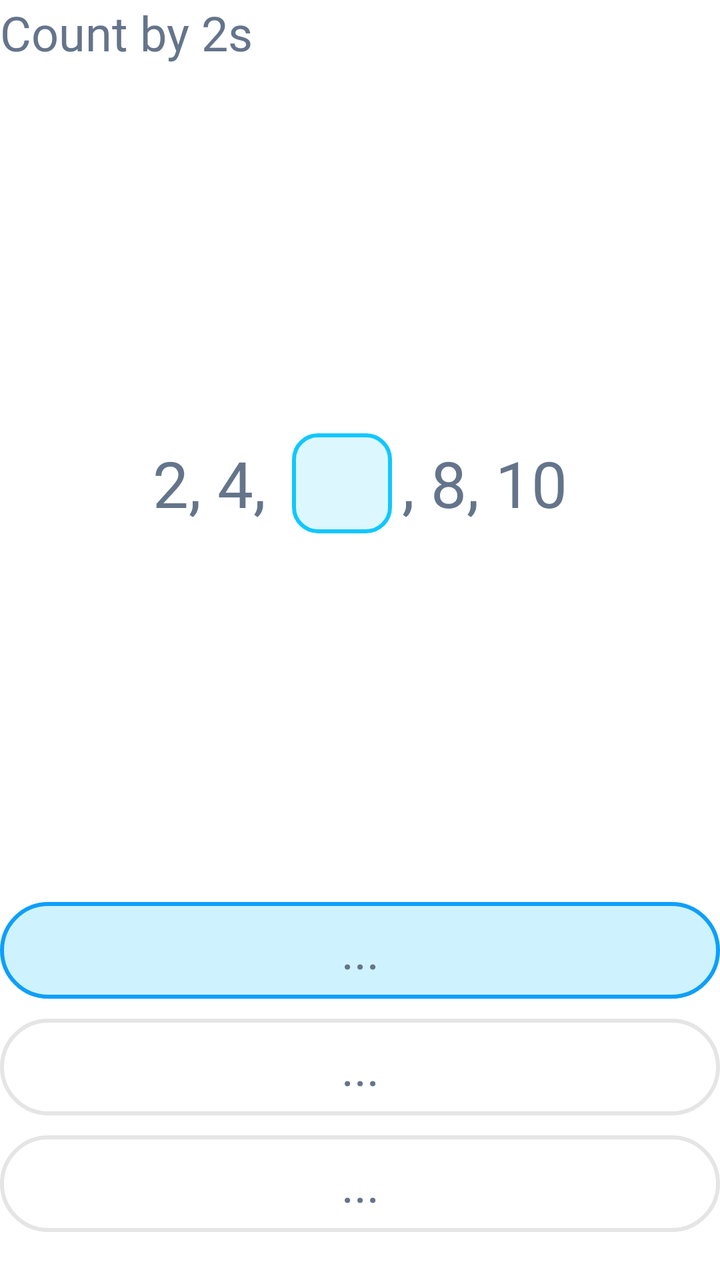
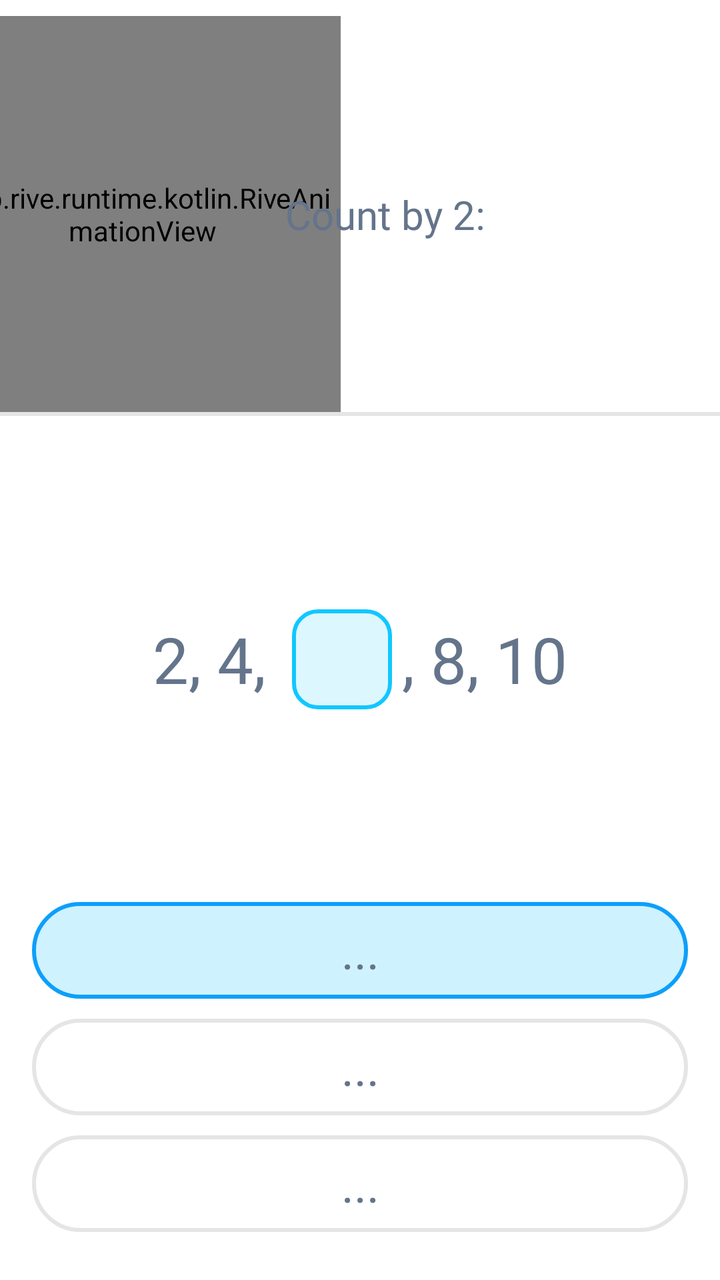

The first picture is an Android layout as it rendered before a commit; the second is the same layout after the commit. The layout source and the unified diff follow.
<!-- AndroidManifest.xml: application theme Theme.Tetragon -->
<!-- res/layout/fragment_count_by_number.xml -->
<?xml version="1.0" encoding="utf-8"?>
<androidx.constraintlayout.widget.ConstraintLayout xmlns:android="http://schemas.android.com/apk/res/android"
    xmlns:app="http://schemas.android.com/apk/res-auto"
    xmlns:tools="http://schemas.android.com/tools"
    android:layout_width="match_parent"
    android:layout_height="match_parent"
    android:background="@color/white"
    android:layout_marginStart="16dp"
    android:layout_marginEnd="16dp"
    tools:context=".questions.questionMathFirstGrade.firstTopicCountingNumbers.hard.UiCountByNumberFragment">

    <TextView
        android:id="@+id/instructionText"
        android:layout_width="wrap_content"
        android:layout_height="wrap_content"
        android:fontFamily="@font/inter_semibold"
        android:text="Count by 2s"
        android:textColor="@color/text_color"
        android:textSize="24sp"
        app:layout_constraintStart_toStartOf="parent"
        app:layout_constraintTop_toTopOf="parent"/>

    <LinearLayout
        android:id="@+id/problemRow"
        android:layout_width="wrap_content"
        android:layout_height="wrap_content"
        android:gravity="center"
        android:orientation="horizontal"
        app:layout_constraintBottom_toTopOf="@+id/option1"
        app:layout_constraintEnd_toEndOf="parent"
        app:layout_constraintStart_toStartOf="parent"
        app:layout_constraintTop_toBottomOf="@+id/instructionText">

        <TextView
            android:id="@+id/tvSeqElement1"
            android:layout_width="wrap_content"
            android:layout_height="wrap_content"
            android:fontFamily="@font/inter_semibold"
            android:text="2, "
            android:textColor="#64748b"
            android:textSize="32sp" />

        <TextView
            android:id="@+id/tvSeqElement2"
            android:layout_width="wrap_content"
            android:layout_height="wrap_content"
            android:fontFamily="@font/inter_semibold"
            android:text="4, "
            android:textColor="#64748b"
            android:textSize="32sp" />

        <FrameLayout
            android:id="@+id/missingValueContainer"
            android:layout_width="50dp"
            android:layout_height="50dp"
            android:layout_marginStart="5dp"
            android:layout_marginEnd="5dp">

            <ImageView
                android:id="@+id/problemImage"
                android:layout_width="match_parent"
                android:layout_height="match_parent"
                android:contentDescription="problem image"
                android:src="@drawable/answer_blue_box" />

            <TextView
                android:id="@+id/problemAnswerText"
                android:layout_width="match_parent"
                android:layout_height="match_parent"
                android:fontFamily="@font/inter_semibold"
                android:gravity="center"
                android:text="6"
                android:textColor="@color/text_color"
                android:textSize="32sp"
                android:textStyle="bold"
                android:visibility="gone" />
        </FrameLayout>

        <TextView
            android:id="@+id/tvSeqElement4"
            android:layout_width="wrap_content"
            android:layout_height="wrap_content"
            android:fontFamily="@font/inter_semibold"
            android:text=", 8"
            android:textColor="#64748b"
            android:textSize="32sp" />

        <TextView
            android:id="@+id/tvSeqElement5"
            android:layout_width="wrap_content"
            android:layout_height="wrap_content"
            android:fontFamily="@font/inter_semibold"
            android:text=", 10"
            android:textColor="#64748b"
            android:textSize="32sp" />

    </LinearLayout>

    <LinearLayout
        android:id="@+id/option1"
        android:layout_width="0dp"
        android:layout_height="wrap_content"
        android:background="@drawable/option_selected"
        android:orientation="horizontal"
        android:padding="8dp"
        android:layout_marginBottom="10dp"
        app:layout_constraintBottom_toTopOf="@+id/option2"
        app:layout_constraintEnd_toEndOf="parent"
        app:layout_constraintStart_toStartOf="parent">

        <TextView
            android:id="@+id/tvOption1"
            android:layout_width="match_parent"
            android:layout_height="wrap_content"
            android:fontFamily="@font/inter_semibold"
            android:gravity="center"
            android:text="..."
            android:textColor="@color/text_color"
            android:textSize="24sp" />
    </LinearLayout>

    <LinearLayout
        android:id="@+id/option2"
        android:layout_width="0dp"
        android:layout_height="wrap_content"
        android:background="@drawable/custom_background"
        android:orientation="horizontal"
        android:padding="8dp"
        android:layout_marginBottom="10dp"
        app:layout_constraintBottom_toTopOf="@+id/option3"
        app:layout_constraintEnd_toEndOf="parent"
        app:layout_constraintStart_toStartOf="parent">

        <TextView
            android:id="@+id/tvOption2"
            android:layout_width="match_parent"
            android:layout_height="wrap_content"
            android:fontFamily="@font/inter_semibold"
            android:gravity="center"
            android:text="..."
            android:textColor="@color/text_color"
            android:textSize="24sp" />
    </LinearLayout>

    <LinearLayout
        android:id="@+id/option3"
        android:layout_width="0dp"
        android:layout_height="wrap_content"
        android:background="@drawable/custom_background"
        android:orientation="horizontal"
        android:padding="8dp"
        android:layout_marginBottom="24dp"
        app:layout_constraintBottom_toBottomOf="parent"
        app:layout_constraintEnd_toEndOf="parent"
        app:layout_constraintStart_toStartOf="parent">

        <TextView
            android:id="@+id/tvOption3"
            android:layout_width="match_parent"
            android:layout_height="wrap_content"
            android:fontFamily="@font/inter_semibold"
            android:gravity="center"
            android:text="..."
            android:textColor="@color/text_color"
            android:textSize="24sp" />
    </LinearLayout>

</androidx.constraintlayout.widget.ConstraintLayout>
<!-- resources referenced by this layout -->
<resources>
  <color name="text_color">#64748b</color>
  <color name="white">#FFFFFFFF</color>
  <!-- drawable answer_blue_box (drawable) -->
  <?xml version="1.0" encoding="utf-8"?>
  <shape xmlns:android="http://schemas.android.com/apk/res/android"
      android:shape="rectangle">
      <solid android:color="@color/blue_4"/>
      <stroke android:color="@color/blue_2"
          android:width="2dp"/>
      <corners android:radius="12dp"/>
  </shape>
  <!-- drawable custom_background (drawable) -->
  <?xml version="1.0" encoding="utf-8"?>
  <shape xmlns:android="http://schemas.android.com/apk/res/android"
      android:shape="rectangle">
      <solid android:color="#ffffff"/>
      <stroke android:color="#e5e5e5"
          android:width="2dp"/>
      <corners android:radius="40dp"/>
  </shape>
  <!-- drawable option_selected (drawable) -->
  <?xml version="1.0" encoding="utf-8"?>
  <shape xmlns:android="http://schemas.android.com/apk/res/android"
      android:shape="rectangle">
      <solid android:color="@color/blue_3"/>
      <stroke android:color="@color/blue_1"
          android:width="2dp"/>
      <corners android:radius="40dp"/>
  </shape>
  <style name="Theme.Tetragon" parent="Base.Theme.Tetragon" />
  <color name="blue_4">#DDF7FF</color>
  <color name="blue_2">#11C7FF</color>
  <color name="blue_3">#CFF2FF</color>
  <color name="blue_1">#0d9ffb</color>
  <style name="Base.Theme.Tetragon" parent="Theme.Material3.DayNight.NoActionBar">
          <item name="android:statusBarColor">@color/white</item>
          <item name="android:navigationBarColor">@color/white</item>
          <item name="android:windowLightStatusBar">true</item>
  
          <item name="android:windowBackground">@color/white</item>
          <item name="android:colorBackground">@color/white</item>
  
          <item name="android:windowIsTranslucent">false</item>
      </style>
</resources>

<!-- the commit's change to res/layout/fragment_count_by_number.xml (unified diff, before → after) -->
@@ -5,20 +5,56 @@
     android:layout_width="match_parent"
     android:layout_height="match_parent"
     android:background="@color/white"
-    android:layout_marginStart="16dp"
-    android:layout_marginEnd="16dp"
     tools:context=".questions.questionMathFirstGrade.firstTopicCountingNumbers.hard.UiCountByNumberFragment">
+
+    
+    <app.rive.runtime.kotlin.RiveAnimationView
+        android:id="@+id/teacherAnimation"
+        android:layout_width="0dp"
+        android:layout_height="0dp"
+        android:layout_marginStart="-28dp"
+        android:layout_marginTop="8dp"
+        android:clickable="true"
+        android:focusable="true"
+        app:layout_constraintDimensionRatio="H,11:11"
+        app:layout_constraintStart_toStartOf="parent"
+        app:layout_constraintTop_toTopOf="parent"
+        app:layout_constraintWidth_percent="0.55"
+        app:riveAlignment="BOTTOM_CENTER"
+        app:riveFit="CONTAIN"
+        app:riveResource="@raw/teacher_animation"
+        app:riveStateMachine="State Machine 1" />
 
     <TextView
         android:id="@+id/instructionText"
+        android:layout_width="0dp"
+        android:layout_height="wrap_content"
+        android:layout_marginStart="-28dp"
+        android:layout_marginEnd="16dp"
+        android:fontFamily="@font/inter_semibold"
+        android:text="Count by 2:"
+        android:textColor="@color/text_color"
+        android:textSize="20sp"
+        app:layout_constraintBottom_toBottomOf="@id/teacherAnimation"
+        app:layout_constraintEnd_toEndOf="parent"
+        app:layout_constraintStart_toEndOf="@id/teacherAnimation"
+        app:layout_constraintTop_toTopOf="@id/teacherAnimation" />
+
+    <androidx.constraintlayout.widget.Barrier
+        android:id="@+id/headerBarrier"
         android:layout_width="wrap_content"
         android:layout_height="wrap_content"
-        android:fontFamily="@font/inter_semibold"
-        android:text="Count by 2s"
-        android:textColor="@color/text_color"
-        android:textSize="24sp"
+        app:barrierDirection="bottom"
+        app:constraint_referenced_ids="teacherAnimation,instructionText" />
+
+    <View
+        android:id="@+id/headerDivider"
+        android:layout_width="0dp"
+        android:layout_height="2dp"
+        android:background="@color/gray_2"
+        app:layout_constraintEnd_toEndOf="parent"
         app:layout_constraintStart_toStartOf="parent"
-        app:layout_constraintTop_toTopOf="parent"/>
+        app:layout_constraintTop_toBottomOf="@id/headerBarrier" />
 
     <LinearLayout
         android:id="@+id/problemRow"
@@ -29,7 +65,7 @@
         app:layout_constraintBottom_toTopOf="@+id/option1"
         app:layout_constraintEnd_toEndOf="parent"
         app:layout_constraintStart_toStartOf="parent"
-        app:layout_constraintTop_toBottomOf="@+id/instructionText">
+        app:layout_constraintTop_toBottomOf="@id/headerDivider">
 
         <TextView
             android:id="@+id/tvSeqElement1"
@@ -100,10 +136,12 @@
         android:id="@+id/option1"
         android:layout_width="0dp"
         android:layout_height="wrap_content"
+        android:layout_marginStart="16dp"
+        android:layout_marginEnd="16dp"
+        android:layout_marginBottom="10dp"
         android:background="@drawable/option_selected"
         android:orientation="horizontal"
         android:padding="8dp"
-        android:layout_marginBottom="10dp"
         app:layout_constraintBottom_toTopOf="@+id/option2"
         app:layout_constraintEnd_toEndOf="parent"
         app:layout_constraintStart_toStartOf="parent">
@@ -123,10 +161,12 @@
         android:id="@+id/option2"
         android:layout_width="0dp"
         android:layout_height="wrap_content"
+        android:layout_marginStart="16dp"
+        android:layout_marginEnd="16dp"
+        android:layout_marginBottom="10dp"
         android:background="@drawable/custom_background"
         android:orientation="horizontal"
         android:padding="8dp"
-        android:layout_marginBottom="10dp"
         app:layout_constraintBottom_toTopOf="@+id/option3"
         app:layout_constraintEnd_toEndOf="parent"
         app:layout_constraintStart_toStartOf="parent">
@@ -146,10 +186,12 @@
         android:id="@+id/option3"
         android:layout_width="0dp"
         android:layout_height="wrap_content"
+        android:layout_marginStart="16dp"
+        android:layout_marginEnd="16dp"
+        android:layout_marginBottom="24dp"
         android:background="@drawable/custom_background"
         android:orientation="horizontal"
         android:padding="8dp"
-        android:layout_marginBottom="24dp"
         app:layout_constraintBottom_toBottomOf="parent"
         app:layout_constraintEnd_toEndOf="parent"
         app:layout_constraintStart_toStartOf="parent">
<!-- resource entries referenced after the edit -->
@@ -1,5 +1,6 @@
 <!-- resources referenced by this layout -->
 <resources>
+  <color name="gray_2">#E5E5E5</color>
   <color name="text_color">#64748b</color>
   <color name="white">#FFFFFFFF</color>
   <!-- drawable answer_blue_box (drawable) -->
@@ -35,14 +36,17 @@
   <color name="blue_3">#CFF2FF</color>
   <color name="blue_1">#0d9ffb</color>
   <style name="Base.Theme.Tetragon" parent="Theme.Material3.DayNight.NoActionBar">
-          <item name="android:statusBarColor">@color/white</item>
-          <item name="android:navigationBarColor">@color/white</item>
+          
           <item name="android:windowLightStatusBar">true</item>
   
           <item name="android:windowBackground">@color/white</item>
           <item name="android:colorBackground">@color/white</item>
   
           <item name="android:windowIsTranslucent">false</item>
+  
+          
+          <item name="android:enforceStatusBarContrast" tools:targetApi="29">false</item>
+          <item name="android:enforceNavigationBarContrast" tools:targetApi="29">false</item>
       </style>
 </resources>
 
